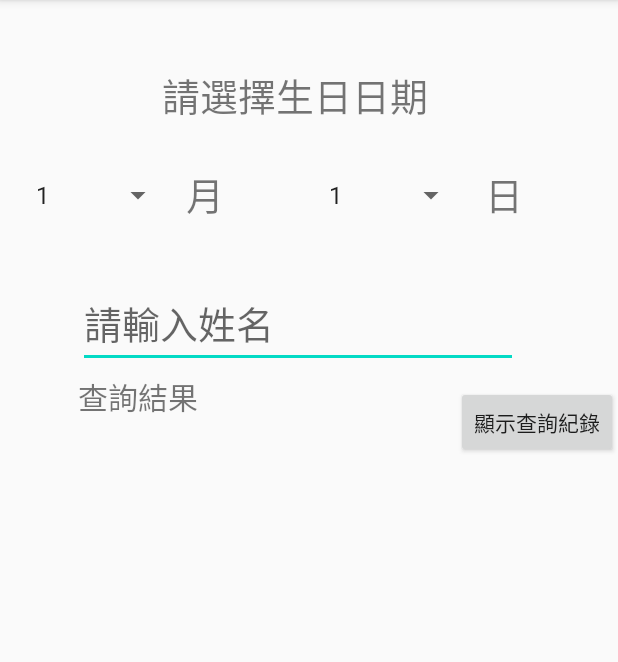
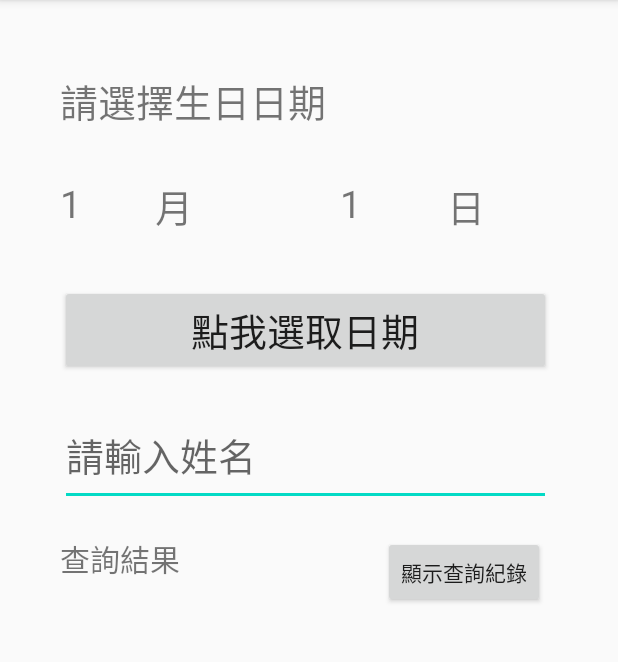
Before and after one commit to ambersun1234/android, an Android app: the screen it shows after launch (MainActivity), on a phone screen of 412 x 824 dp, the part 84-746 px from its top. Run offline under Robolectric (Android 15) with nearby library versions, the phone set to English and light mode, and no system bars.

Commit message:
Change to DatePickerDialog

```diff
--- a/zodiac/app/src/main/java/com/ambersun1234/zodiac/MainActivity.kt
+++ b/zodiac/app/src/main/java/com/ambersun1234/zodiac/MainActivity.kt
@@ -2,6 +2,7 @@ package com.ambersun1234.zodiac;
 
 import android.annotation.SuppressLint
 import android.app.Activity
+import android.app.DatePickerDialog
 import android.content.Intent
 import androidx.appcompat.app.AppCompatActivity
 import android.os.Bundle
@@ -9,6 +10,8 @@ import android.view.KeyEvent
 import android.view.View
 import android.view.inputmethod.EditorInfo
 import android.widget.*
+import java.util.*
+import kotlin.collections.ArrayList
 
 class constant {
     companion object {
@@ -20,17 +23,20 @@ class constant {
 }
 
 class MainActivity : AppCompatActivity() {
-    private lateinit var sp_m: Spinner
-    private lateinit var sp_d: Spinner
+    private lateinit var id: TextView
+    private lateinit var im: TextView
     private lateinit var input: EditText
     private lateinit var res: TextView
     private lateinit var btn: Button
     private lateinit var ex: Bundle
+    private lateinit var dbtn: Button
 
     private var name_arr: ArrayList<String> = ArrayList()
     private var star_arr: ArrayList<String> = ArrayList()
     private var date_arr: ArrayList<String> = ArrayList()
     private var img_arr:  ArrayList<Int>    = ArrayList()
+
+    private val cal = Calendar.getInstance()
 
     private val myActionListener = object: TextView.OnEditorActionListener {
         override fun onEditorAction(v: TextView?, actionId: Int, event: KeyEvent?): Boolean {
@@ -42,13 +48,30 @@ class MainActivity : AppCompatActivity() {
         }
     }
 
-    private val mySelectedListener = object: AdapterView.OnItemSelectedListener {
-        override fun onItemSelected(parent: AdapterView<*>?, view: View?, position: Int, id: Long) {
-            date_check()
+    private val dateSetListener = object: DatePickerDialog.OnDateSetListener {
+        override fun onDateSet(view: DatePicker?, year: Int, month: Int, dayOfMonth: Int) {
+            cal.set(Calendar.YEAR, year)
+            cal.set(Calendar.MONTH, month)
+            cal.set(Calendar.DAY_OF_MONTH, dayOfMonth)
+
+            // set selected to TextView
+            id.text = dayOfMonth.toString()
+            im.text = (month + 1).toString()
+            /* https://stackoverflow.com/a/4467894
+             * according to documentation, month start at 0
+             */
         }
+    }
 
-        override fun onNothingSelected(parent: AdapterView<*>?) {
-            Unit
+    private val dateBtnListener = object: View.OnClickListener {
+        override fun onClick(v: View?) {
+            DatePickerDialog(
+                this@MainActivity,
+                dateSetListener,
+                cal.get(Calendar.YEAR),
+                cal.get(Calendar.MONTH),
+                cal.get(Calendar.DAY_OF_MONTH)
+            ).show()
         }
     }
 
@@ -83,10 +106,10 @@ class MainActivity : AppCompatActivity() {
 
     @SuppressLint("SetTextI18n")
     fun storeInfo(): Boolean {
-        val m = this.sp_m.selectedItem.toString()
-        val d = this.sp_d.selectedItem.toString()
+        val m = this.im.text.toString().toInt()
+        val d = this.id.text.toString().toInt()
         val name = this.input.text.toString()
-        val res = this.id(m.toInt(), d.toInt())
+        val res = this.id(m, d)
         val star = resources.getStringArray(R.array.star_zh)[res]
         if (name == "") {
             Toast.makeText(
@@ -111,8 +134,8 @@ class MainActivity : AppCompatActivity() {
     }
 
     fun date_check(): Boolean {
-        val d = this.sp_d.selectedItem.toString().toInt()
-        val m = this.sp_m.selectedItem.toString().toInt()
+        val d = this.id.text.toString().toInt()
+        val m = this.im.text.toString().toInt()
         var rt = false
 
         if (d > constant.date_map[m]!!) {
@@ -142,13 +165,14 @@ class MainActivity : AppCompatActivity() {
             this.img_arr = this.ex.getIntegerArrayList("img")!!
         }
 
-        this.sp_m = findViewById(R.id.spinner_month)
-        this.sp_d = findViewById(R.id.spinner_date)
+        this.im = findViewById(R.id.input_month)
+        this.id = findViewById(R.id.input_date)
         this.input = findViewById(R.id.input_name)
         this.res = findViewById(R.id.result)
         this.btn = findViewById(R.id.rview_btn)
+        this.dbtn = findViewById(R.id.date_button)
 
-        this.sp_d.onItemSelectedListener = this.mySelectedListener
+        this.dbtn.setOnClickListener(this.dateBtnListener)
         this.input.setOnEditorActionListener(this.myActionListener)
         this.btn.setOnClickListener(this.myClickListener)
     }
--- a/zodiac/app/src/main/res/layout/activity_main.xml
+++ b/zodiac/app/src/main/res/layout/activity_main.xml
@@ -8,85 +8,99 @@
 
     <TextView
         android:id="@+id/textView"
-        android:layout_width="195dp"
-        android:layout_height="38dp"
-        android:layout_marginStart="108dp"
-        android:layout_marginTop="44dp"
+        android:layout_width="327dp"
+        android:layout_height="46dp"
+        android:layout_marginStart="40dp"
+        android:layout_marginTop="48dp"
         android:text="請選擇生日日期"
         android:textSize="25sp"
         app:layout_constraintStart_toStartOf="parent"
         app:layout_constraintTop_toTopOf="parent" />
 
-    <Spinner
-        android:id="@+id/spinner_month"
-        android:layout_width="100dp"
+    <EditText
+        android:id="@+id/input_name"
+        android:layout_width="327dp"
+        android:layout_height="67dp"
+        android:layout_marginTop="20dp"
+        android:ems="10"
+        android:hint="請輸入姓名"
+        android:imeOptions="actionDone"
+        android:inputType="textPersonName"
+        android:textSize="25sp"
+        app:layout_constraintStart_toStartOf="@+id/date_button"
+        app:layout_constraintTop_toBottomOf="@+id/date_button" />
+
+    <TextView
+        android:id="@+id/input_month"
+        android:layout_width="47dp"
         android:layout_height="40dp"
-        android:layout_marginStart="16dp"
-        android:layout_marginTop="28dp"
-        android:entries="@array/month_arr"
-        app:layout_constraintStart_toStartOf="parent"
+        android:layout_marginTop="24dp"
+        android:text="1"
+        android:textSize="25sp"
+        app:layout_constraintStart_toStartOf="@+id/textView"
         app:layout_constraintTop_toBottomOf="@+id/textView" />
-
-    <Spinner
-        android:id="@+id/spinner_date"
-        android:layout_width="100dp"
-        android:layout_height="40dp"
-        android:entries="@array/date_arr"
-        android:layout_marginStart="16dp"
-        app:layout_constraintStart_toEndOf="@+id/t_month"
-        app:layout_constraintTop_toTopOf="@+id/t_month" />
 
     <TextView
         android:id="@+id/t_month"
         android:layout_width="71dp"
         android:layout_height="40dp"
-        android:layout_marginStart="8dp"
+        android:layout_marginStart="16dp"
+        android:layout_marginTop="24dp"
         android:text="月"
         android:textSize="25sp"
-        app:layout_constraintStart_toEndOf="@+id/spinner_month"
-        app:layout_constraintTop_toTopOf="@+id/spinner_month" />
+        app:layout_constraintStart_toEndOf="@+id/input_month"
+        app:layout_constraintTop_toBottomOf="@+id/textView" />
+
+    <TextView
+        android:id="@+id/input_date"
+        android:layout_width="55dp"
+        android:layout_height="40dp"
+        android:layout_marginStart="52dp"
+        android:layout_marginTop="24dp"
+        android:text="1"
+        android:textSize="25sp"
+        app:layout_constraintStart_toEndOf="@+id/t_month"
+        app:layout_constraintTop_toBottomOf="@+id/textView" />
+
+    <TextView
+        android:id="@+id/result"
+        android:layout_width="207dp"
+        android:layout_height="65dp"
+        android:layout_marginTop="20dp"
+        android:text="查詢結果"
+        android:textSize="20sp"
+        app:layout_constraintStart_toStartOf="@+id/input_name"
+        app:layout_constraintTop_toBottomOf="@+id/input_name" />
 
     <TextView
         android:id="@+id/t_date"
         android:layout_width="71dp"
         android:layout_height="40dp"
-        android:layout_marginStart="12dp"
+        android:layout_marginStart="16dp"
+        android:layout_marginTop="24dp"
         android:text="日"
         android:textSize="25sp"
-        app:layout_constraintStart_toEndOf="@+id/spinner_date"
-        app:layout_constraintTop_toTopOf="@+id/spinner_date" />
-
-    <EditText
-        android:id="@+id/input_name"
-        android:layout_width="wrap_content"
-        android:layout_height="wrap_content"
-        android:layout_marginStart="52dp"
-        android:layout_marginTop="104dp"
-        android:ems="10"
-        android:inputType="textPersonName"
-        android:hint="請輸入姓名"
-        android:textSize="25sp"
-        android:imeOptions="actionDone"
-        app:layout_constraintStart_toStartOf="parent"
+        app:layout_constraintStart_toEndOf="@+id/input_date"
         app:layout_constraintTop_toBottomOf="@+id/textView" />
 
     <Button
         android:id="@+id/rview_btn"
         android:layout_width="wrap_content"
         android:layout_height="wrap_content"
-        android:layout_marginStart="252dp"
-        android:layout_marginTop="12dp"
+        android:layout_marginStart="8dp"
+        android:layout_marginTop="20dp"
         android:text="顯示查詢紀錄"
-        app:layout_constraintStart_toStartOf="@+id/input_name"
+        app:layout_constraintStart_toEndOf="@+id/result"
         app:layout_constraintTop_toBottomOf="@+id/input_name" />
 
-    <TextView
-        android:id="@+id/result"
-        android:layout_width="207dp"
-        android:layout_height="64dp"
-        android:layout_marginTop="4dp"
-        android:text="查詢結果"
-        android:textSize="20sp"
-        app:layout_constraintStart_toStartOf="@+id/input_name"
-        app:layout_constraintTop_toBottomOf="@+id/input_name" />
+    <Button
+        android:id="@+id/date_button"
+        android:layout_width="327dp"
+        android:layout_height="60dp"
+        android:layout_marginTop="96dp"
+        android:text="@string/date_choose"
+        android:textSize="25sp"
+        app:layout_constraintStart_toStartOf="@+id/textView"
+        app:layout_constraintTop_toBottomOf="@+id/textView" />
+
 </androidx.constraintlayout.widget.ConstraintLayout>
--- a/zodiac/app/src/main/res/values/strings.xml
+++ b/zodiac/app/src/main/res/values/strings.xml
@@ -5,6 +5,7 @@
     <string name="deleteConfirm">是否確定刪除</string>
     <string name="yes">YES</string>
     <string name="no">NO</string>
+    <string name="date_choose">點我選取日期</string>
 
     <string-array name="month_arr">
         <item>1</item>
```
